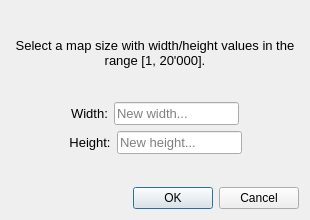
Qt form src/ui/modal/resize_dialog.ui (albin-johansson/tactile) before a commit.
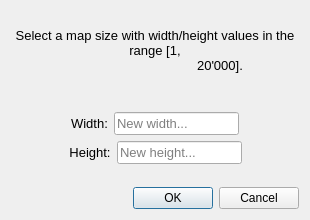
The same form after that commit.

Diff of the .ui file:
```diff
--- a/src/ui/modal/resize_dialog.ui
+++ b/src/ui/modal/resize_dialog.ui
@@ -56,7 +56,9 @@
         </font>
        </property>
        <property name="text">
-        <string>Select a map size with width/height values in the range [1, 20'000].</string>
+                                <string>Select a map size with width/height values in the range [1,
+                                    20'000].
+                                </string>
        </property>
        <property name="alignment">
         <set>Qt::AlignCenter</set>
```
Lines whose indentation alone changed are shown as unchanged.
